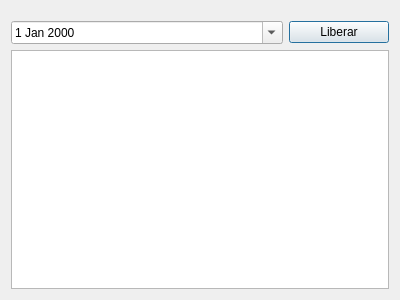
This is ui/checkinoutview.ui in linoboss/PyExcel as Qt 5 draws it before an edit. The edited form follows.
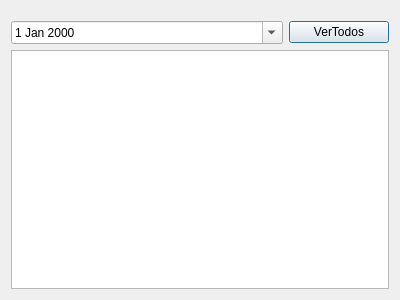
This is the edited form.

The edit to the form file:
```diff
--- a/ui/checkinoutview.ui
+++ b/ui/checkinoutview.ui
@@ -57,7 +57,7 @@
         </size>
        </property>
        <property name="text">
-        <string>Liberar</string>
+        <string>VerTodos</string>
        </property>
       </widget>
      </item>
```
